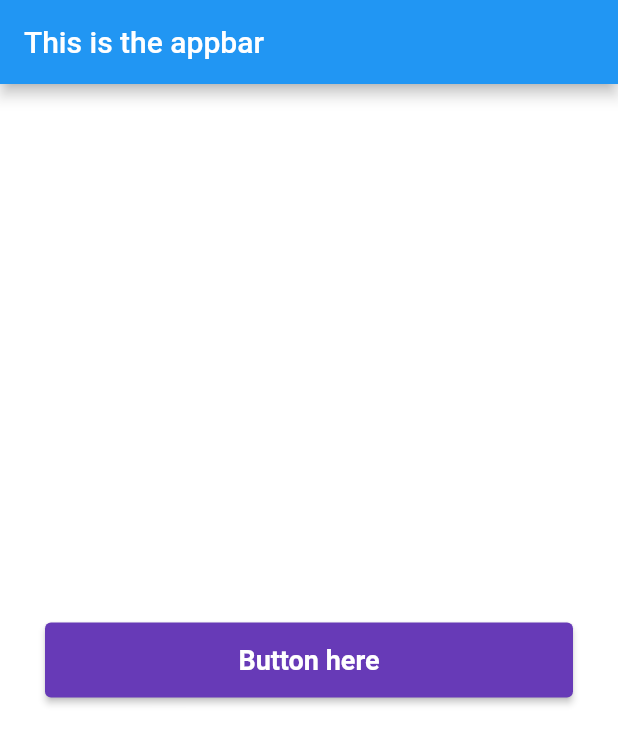
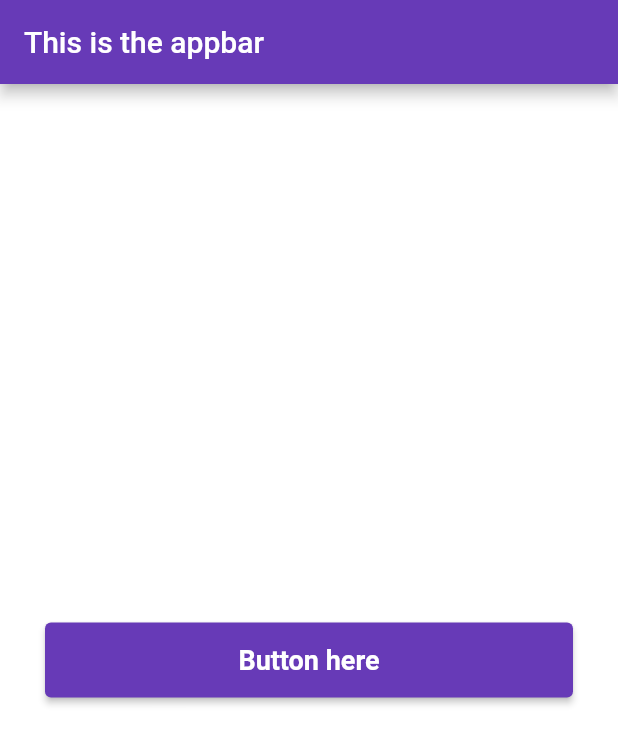
Before and after one commit to Amanpatel2002-g/team-vitta, a Flutter app: the screen it shows after launch, on a phone screen of 412 x 824 dp. Shown: the top 744 px of the screen. Run offline on Flutter 3.47's test engine with Material 2 defaults, Android fonts, the phone set to English and light mode, and no system bars.

Commit message:
appbar completed

```diff
--- a/lib/Global_widgets/commons.dart
+++ b/lib/Global_widgets/commons.dart
@@ -1,4 +1,5 @@
 import 'package:flutter/material.dart';
 
 Color globalButtonColor = const Color.fromARGB(255, 103, 58, 183);
+Color globalAppBarColor = const Color.fromARGB(255, 103, 58, 183);
 Color globalScaffoldBackgroundColor = const Color.fromARGB(255, 255, 255, 255);
--- a/lib/Global_widgets/custom_button.dart
+++ b/lib/Global_widgets/custom_button.dart
@@ -34,3 +34,10 @@ class CustomButton extends StatelessWidget {
     );
   }
 }
+
+AppBar customeAppBar({required text}) {
+  return AppBar(
+    title: Text(text),
+    backgroundColor: globalAppBarColor,
+  );
+}
--- a/lib/main.dart
+++ b/lib/main.dart
@@ -13,18 +13,17 @@ class MyApp extends StatelessWidget {
   @override
   Widget build(BuildContext context) {
     return MaterialApp(
+      debugShowCheckedModeBanner: false,
       theme: ThemeData(scaffoldBackgroundColor: globalScaffoldBackgroundColor),
       home: Scaffold(
-        appBar: AppBar(
-          title: const Text("This is the appbar"),
-        ),
+        appBar: customeAppBar(text: "This is the appbar"),
         body: Container(
             alignment: Alignment.center,
             padding: const EdgeInsets.symmetric(horizontal: 30),
-            child:  CustomButton(
+            child: CustomButton(
               width: double.infinity,
               text: "Button here",
-              ontap: (){},
+              ontap: () {},
             )),
       ),
     );
```
Also changed, not shown: lib/Global_widgets/custom_Appbar.dart (deleted, +0 -12 lines).
